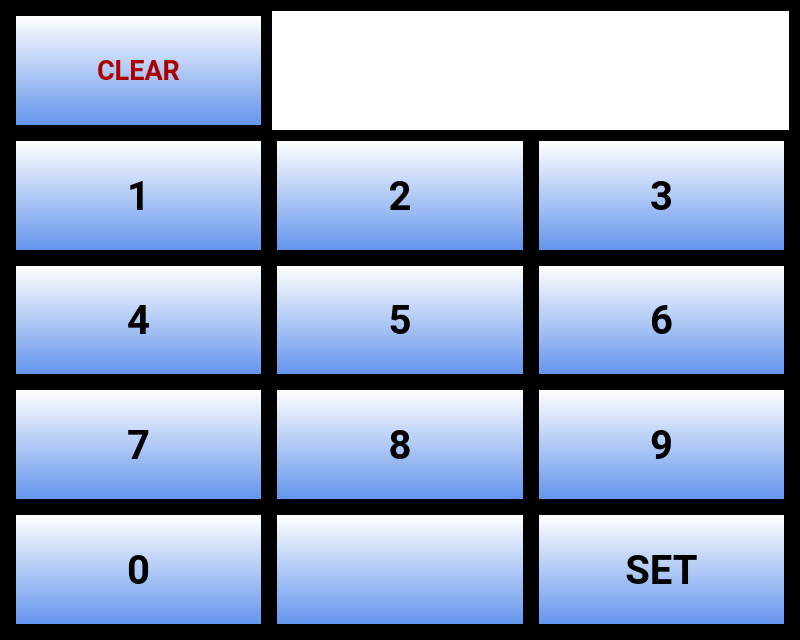
Before: the Qt Designer form Keypad.ui in UnexplodedMinds/Rosco, drawn with Qt 5.
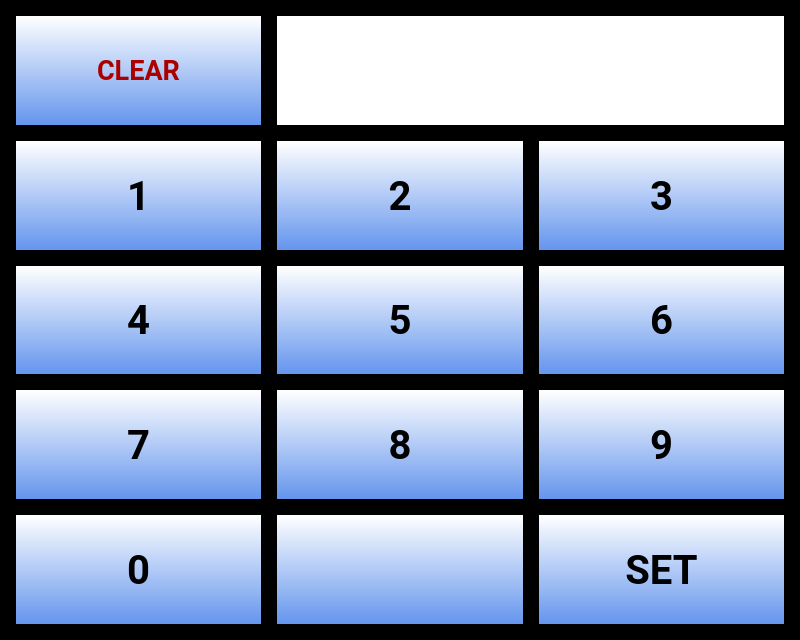
After: the same form once the commit is applied. Icons and pictures are not drawn.

Patch:
```diff
--- a/Keypad.ui
+++ b/Keypad.ui
@@ -104,11 +104,8 @@
    <string>Form</string>
   </property>
   <property name="styleSheet">
-   <string notr="true">QPushButton
-{
-	 border: none;
-	background-color: qlineargradient( x1:0, y1:0, x2:0, y2:1, stop: 0 white, stop:1 CornflowerBlue ); margin: 5px;
-}</string>
+   <string notr="true">QPushButton { border: none; background-color: qlineargradient( x1:0, y1:0, x2:0, y2:1, stop: 0 white, stop:1 CornflowerBlue ); margin: 5px; }
+QPushButton::pressed { border: none; background-color: qlineargradient( x1:0, y1:0, x2:0, y2:1, stop: 0 white, stop:1 gray ); margin: 5px; }</string>
   </property>
   <layout class="QGridLayout" name="gridLayout">
    <item row="5" column="1">
@@ -784,6 +781,12 @@
      <property name="autoFillBackground">
       <bool>true</bool>
      </property>
+     <property name="frameShape">
+      <enum>QFrame::Box</enum>
+     </property>
+     <property name="lineWidth">
+      <number>5</number>
+     </property>
      <property name="alignment">
       <set>Qt::AlignCenter</set>
      </property>
```
